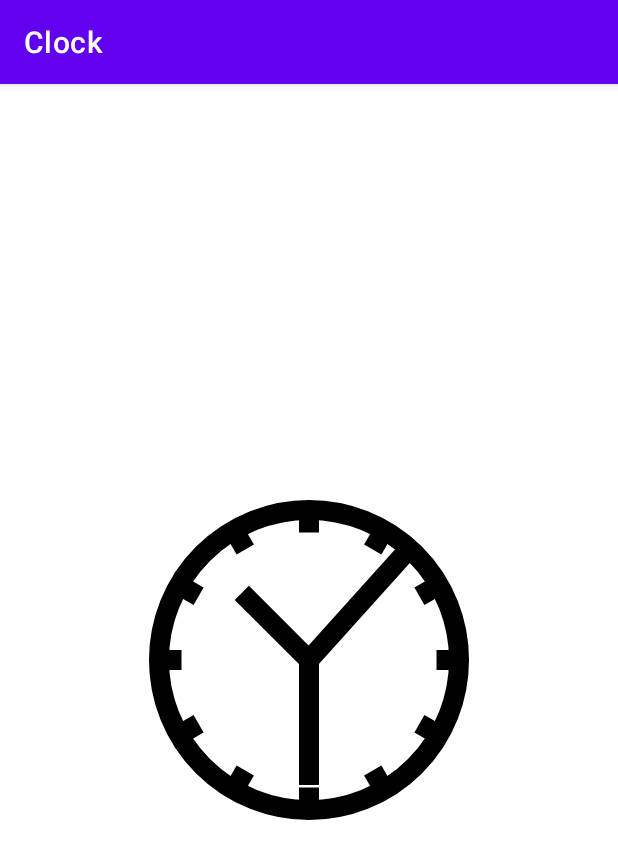
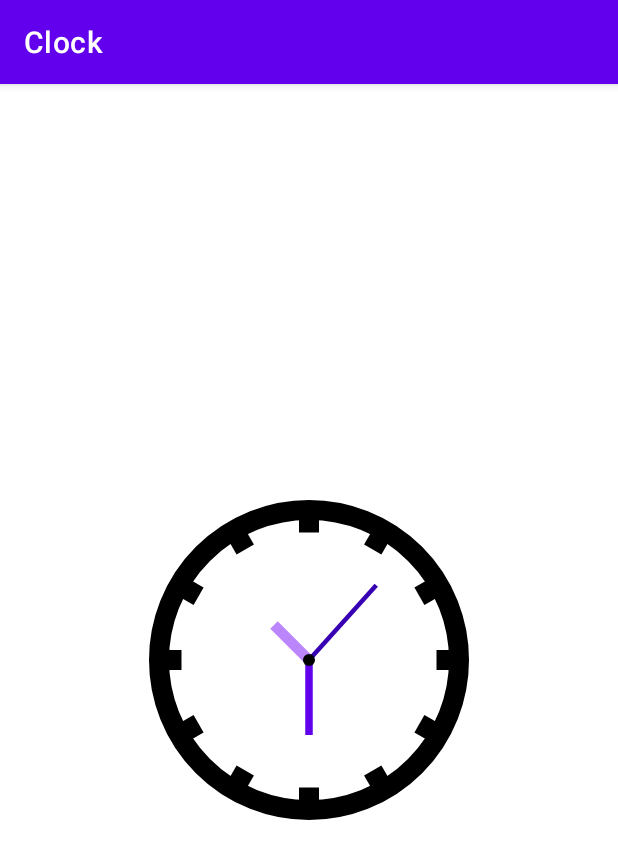
Before and after one commit to Aquamarine-q/Homework4, an Android app: the screen it shows after launch (MainActivity), on a phone screen of 412 x 824 dp. Shown: the top 859 px of the screen. Run offline under Robolectric (Android 15) with nearby library versions, the phone set to English and light mode, and no system bars.

```diff
--- a/app/src/main/java/com/example/clock/Clock.kt
+++ b/app/src/main/java/com/example/clock/Clock.kt
@@ -6,6 +6,7 @@ import android.graphics.Color
 import android.graphics.Paint
 import android.util.AttributeSet
 import android.view.View
+import androidx.core.content.withStyledAttributes
 import java.util.*
 import kotlin.math.cos
 import kotlin.math.min
@@ -14,20 +15,25 @@ import kotlin.math.sin
 class Clock @JvmOverloads constructor(
     context: Context, attrs: AttributeSet? = null, defStyleAttr: Int = 0
 ) : View(context, attrs, defStyleAttr) {
+    private var hourHandWidth = 0f
+    private var hourHandColor = 0
+    private var minuteHandWidth = 0f
+    private var minuteHandColor = 0
+    private var secondHandWidth = 0f
+    private var secondHandColor = 0
+
     private var radius = 0.0f
-    private var hourHandLength = 95f
-    private var minuteHandLength = 125f
-    private var secondHandLength = 150f
+    private val paint = Paint(Paint.ANTI_ALIAS_FLAG)
 
-    private val paint = Paint(Paint.ANTI_ALIAS_FLAG).apply {
-        style = Paint.Style.STROKE
-        color = Color.BLACK
-        strokeWidth = 20f
-    }
-
-    override fun onSizeChanged(w: Int, h: Int, oldw: Int, oldh: Int) {
-        //super.onSizeChanged(w, h, oldw, oldh)
-        radius = (min(width, height) / 2.0 * 0.8).toFloat()
+    init {
+        context.withStyledAttributes(attrs, R.styleable.Clock) {
+            hourHandWidth = getDimension(R.styleable.Clock_hourHandWidth, 20f)
+            hourHandColor = getColor(R.styleable.Clock_hourHandColor, Color.BLACK)
+            minuteHandWidth = getDimension(R.styleable.Clock_minuteHandWidth, 15f)
+            minuteHandColor =getColor(R.styleable.Clock_minuteHandColor, Color.RED)
+            secondHandWidth = getDimension(R.styleable.Clock_secondHandWidth, 8f)
+            secondHandColor=getColor(R.styleable.Clock_secondHandColor, Color.BLUE)
+        }
     }
 
     override fun onDraw(canvas: Canvas?) {
@@ -39,6 +45,11 @@ class Clock @JvmOverloads constructor(
             val tWidth = width / 2
             val tHeight = height / 2
             //draw circle
+            paint.apply {
+                color = Color.BLACK
+                strokeWidth = 20f
+                style = Paint.Style.STROKE
+            }
             canvas.drawCircle(tWidth.toFloat(), tHeight.toFloat(), radius, paint)
             //draw scale
             for (i in 1..12) {
@@ -53,35 +64,58 @@ class Clock @JvmOverloads constructor(
                 )
             }
             //draw the hour hand
-            val hAngle = Math.PI * (hours + minutes / 60.0) * 5f / 30 - Math.PI / 2;
+            paint.apply {
+                color = hourHandColor
+                strokeWidth = hourHandWidth
+            }
+            val hAngle = Math.PI * (hours + minutes / 60.0) * 5f / 30 - Math.PI / 2
             canvas.drawLine(
                 tWidth.toFloat(),
                 tHeight.toFloat(),
-                (tWidth + cos(hAngle) * hourHandLength).toFloat(),
-                (tHeight + sin(hAngle) * hourHandLength).toFloat(),
+                (tWidth + cos(hAngle) * radius * 0.33).toFloat(),
+                (tHeight + sin(hAngle) * radius * 0.33).toFloat(),
                 paint
             )
             //draw the minute hand
+            paint.apply {
+                color = minuteHandColor
+                strokeWidth = minuteHandWidth
+            }
             val mAngle = Math.PI * minutes / 30 - Math.PI / 2
             canvas.drawLine(
                 tWidth.toFloat(),
                 tHeight.toFloat(),
-                (tWidth + cos(mAngle) * minuteHandLength).toFloat(),
-                (tHeight + sin(mAngle) * minuteHandLength).toFloat(),
+                (tWidth + cos(mAngle) * radius * 0.5).toFloat(),
+                (tHeight + sin(mAngle) * radius * 0.5).toFloat(),
                 paint
             )
             //draw the second hand
+            paint.apply {
+                color = secondHandColor
+                strokeWidth = secondHandWidth
+            }
             val sAngle = Math.PI * seconds / 30 - Math.PI / 2
             canvas.drawLine(
                 tWidth.toFloat(),
                 tHeight.toFloat(),
-                (tWidth + cos(sAngle) * secondHandLength).toFloat(),
-                (tHeight + sin(sAngle) * secondHandLength).toFloat(),
+                (tWidth + cos(sAngle) * radius * 0.67).toFloat(),
+                (tHeight + sin(sAngle) * radius * 0.67).toFloat(),
                 paint
             )
+            //draw the centre of clock
+            paint.apply {
+                color = Color.BLACK
+                style = Paint.Style.FILL
+            }
+            canvas.drawCircle(tWidth.toFloat(), tHeight.toFloat(), radius * 0.04f, paint)
+
             invalidate()
-            //paint.color = Color.BLUE
         }
+    }
+
+    override fun onSizeChanged(w: Int, h: Int, oldw: Int, oldh: Int) {
+        //super.onSizeChanged(w, h, oldw, oldh)
+        radius = (min(width, height) / 2.0 * 0.8).toFloat()
     }
 
     override fun onMeasure(widthMeasureSpec: Int, heightMeasureSpec: Int) {
--- a/app/src/main/res/layout/activity_main.xml
+++ b/app/src/main/res/layout/activity_main.xml
@@ -12,6 +12,12 @@
         app:layout_constraintBottom_toBottomOf="parent"
         app:layout_constraintEnd_toEndOf="parent"
         app:layout_constraintStart_toStartOf="parent"
-        app:layout_constraintTop_toTopOf="parent" />
+        app:layout_constraintTop_toTopOf="parent"
+        app:hourHandColor="@color/purple_200"
+        app:hourHandWidth="@dimen/hour_hand_width"
+        app:minuteHandColor="@color/purple_500"
+        app:minuteHandWidth="@dimen/minute_hand_width"
+        app:secondHandColor="@color/purple_700"
+        app:secondHandWidth="@dimen/second_hand_width" />
 
 </androidx.constraintlayout.widget.ConstraintLayout>
--- a/app/src/main/res/layout/sample_clock.xml
+++ b/app/src/main/res/layout/sample_clock.xml
@@ -1,5 +1,4 @@
 <FrameLayout xmlns:android="http://schemas.android.com/apk/res/android"
-    xmlns:app="http://schemas.android.com/apk/res-auto"
     android:layout_width="match_parent"
     android:layout_height="match_parent">
 
@@ -8,9 +7,8 @@
         android:layout_width="300dp"
         android:layout_height="300dp"
         android:paddingStart="20dp"
+        android:paddingTop="40dp"
         android:paddingEnd="20dp"
-        android:paddingBottom="40dp"
-        app:exampleDimension="24sp"
-        app:exampleString="Hello, Clock" />
+        android:paddingBottom="40dp" />
 
 </FrameLayout>
--- a/app/src/main/res/values-night/styles.xml
+++ b/app/src/main/res/values-night/styles.xml
@@ -1,7 +1,5 @@
 <resources>
-
     <style name="Widget.Theme.Clock.MyView" parent="">
         <item name="android:background">@color/gray_600</item>
-        <item name="exampleColor">@color/light_blue_600</item>
     </style>
 </resources>
--- a/app/src/main/res/values/attrs_clock.xml
+++ b/app/src/main/res/values/attrs_clock.xml
@@ -1,8 +1,10 @@
 <resources>
     <declare-styleable name="Clock">
-        <attr name="exampleString" format="string" />
-        <attr name="exampleDimension" format="dimension" />
-        <attr name="exampleColor" format="color" />
-        <attr name="exampleDrawable" format="color|reference" />
+        <attr name="hourHandWidth" format="dimension" />
+        <attr name="hourHandColor" format="color" />
+        <attr name="minuteHandWidth" format="dimension" />
+        <attr name="minuteHandColor" format="color" />
+        <attr name="secondHandWidth" format="dimension" />
+        <attr name="secondHandColor" format="color" />
     </declare-styleable>
 </resources>
--- a/app/src/main/res/values/colors.xml
+++ b/app/src/main/res/values/colors.xml
@@ -11,4 +11,6 @@
     <color name="light_blue_600">#FF039BE5</color>
     <color name="gray_400">#FFBDBDBD</color>
     <color name="gray_600">#FF757575</color>
+    <color name="red">#FF0000</color>
+    <color name="blue">#0000FF</color>
 </resources>
--- /dev/null
+++ b/app/src/main/res/values/dimens.xml
@@ -0,0 +1,6 @@
+<?xml version="1.0" encoding="utf-8"?>
+<resources>
+    <dimen name="hour_hand_width">7dp</dimen>
+    <dimen name="minute_hand_width">5dp</dimen>
+    <dimen name="second_hand_width">3dp</dimen>
+</resources>
--- a/app/src/main/res/values/styles.xml
+++ b/app/src/main/res/values/styles.xml
@@ -1,7 +1,5 @@
 <resources>
-
     <style name="Widget.Theme.Clock.MyView" parent="">
         <item name="android:background">@color/gray_400</item>
-        <item name="exampleColor">@color/light_blue_400</item>
     </style>
 </resources>
```
